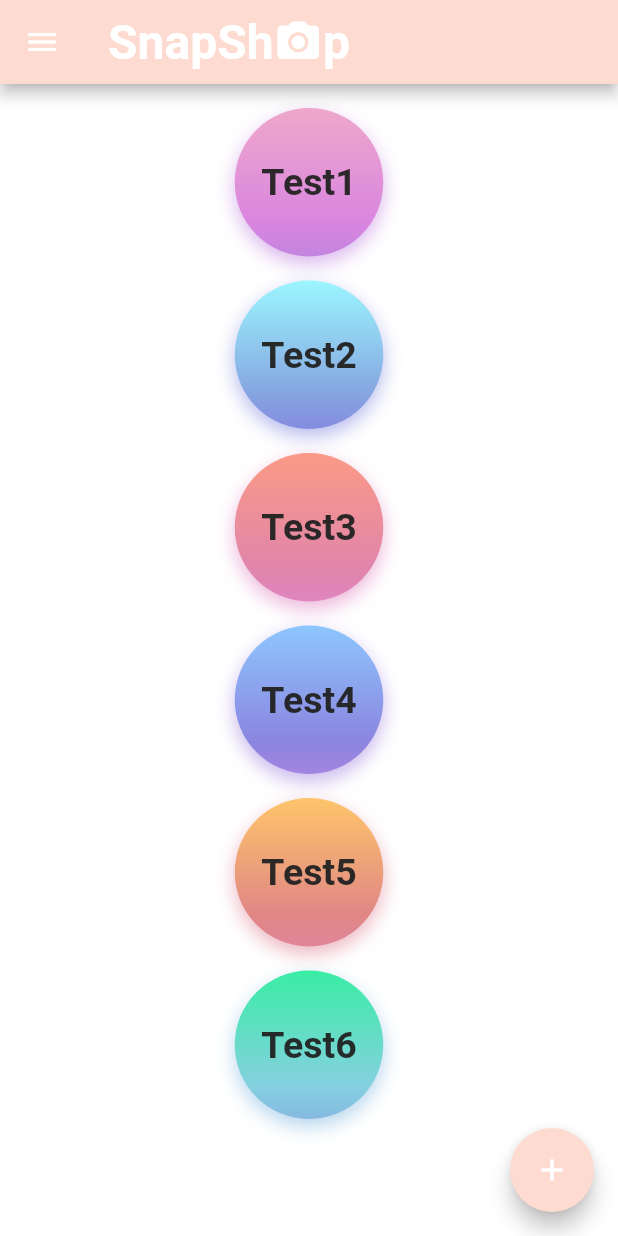
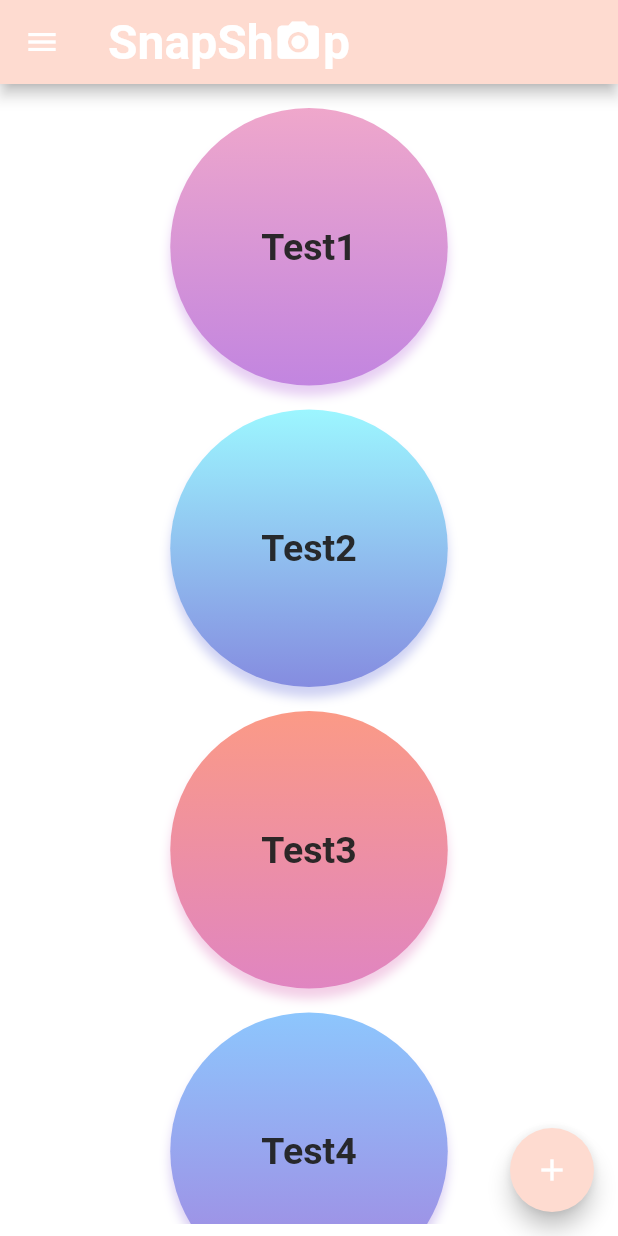
Before and after one commit to defned/snapshop, a Flutter app: the screen it shows after launch, on a phone screen of 412 x 824 dp. Run offline on Flutter 3.47's test engine with Material 2 defaults, Android fonts, the phone set to English and light mode, and no system bars; our stand-ins replace image_picker; missing offline and left inert: mlkit.

```diff
--- a/lib/screens/item/DetailsScreen.dart
+++ b/lib/screens/item/DetailsScreen.dart
@@ -24,9 +24,6 @@ class _DetailScreenState extends State<DetailScreen> {
   Map<VisionText, bool> _currentTextLabels = new Map<VisionText, bool>();
   Map<VisionBarcode, bool> _currentBarcodeLabels =
       new Map<VisionBarcode, bool>();
-
-  //List<VisionText> _currentTextLabels = <VisionText>[];
-  //List<VisionBarcode> _currentBarcodeLabels = <VisionBarcode>[];
 
   @override
   void initState() {
--- a/lib/screens/shoppinglists/ShoppingListsScreen.dart
+++ b/lib/screens/shoppinglists/ShoppingListsScreen.dart
@@ -1,3 +1,5 @@
+import 'dart:math';
+
 import 'package:collection/collection.dart' show lowerBound;
 import 'package:flutter/material.dart';
 import 'package:snapshop/data/ShoppingList.dart';
@@ -168,7 +170,7 @@ class _ShoppingListsScreenState extends State<ShoppingListsScreen> {
           : Padding(
               padding: EdgeInsets.all(8.0),
               child: ListView(children: /*items.map(buildItem).toList() + */
-                  [
+                  <Widget>[
                 //SizedBox(height: 50.0),
                 Padding(
                   padding: const EdgeInsets.all(8.0),
@@ -246,7 +248,7 @@ class _ShoppingListsScreenState extends State<ShoppingListsScreen> {
                       child: Center(
                         child: Padding(
                           padding: const EdgeInsets.all(35.0),
-                          child: new Text(
+                          child: Text(
                             "Test5",
                             style: TextStyle(
                                 fontWeight: FontWeight.bold,
@@ -255,15 +257,16 @@ class _ShoppingListsScreenState extends State<ShoppingListsScreen> {
                           ),
                         ),
                       ),
-                      color: Color(0xFFFEC56A)),
+                      color: Color(0xFFFEC56A),
+                      shape: BoxShape.rectangle),
                 ),
                 Padding(
                   padding: const EdgeInsets.all(8.0),
                   child: buildCandyButton(
                       child: Center(
                         child: Padding(
-                          padding: const EdgeInsets.all(35.0),
-                          child: new Text(
+                          padding: const EdgeInsets.all(105.0),
+                          child: Text(
                             "Test6",
                             style: TextStyle(
                                 fontWeight: FontWeight.bold,
@@ -272,9 +275,15 @@ class _ShoppingListsScreenState extends State<ShoppingListsScreen> {
                           ),
                         ),
                       ),
-                      color: Color(0xFF39EDA4)),
+                      color: Color(0xFF39EDA4),
+                      shape: BoxShape.rectangle,
+                      onTap: () {
+                        print("test");
+                      }),
                 ),
-              ]),
+              ]
+              +
+              buildPalette(100)),
             ),
       floatingActionButton: FloatingActionButton(
         onPressed: () {
@@ -289,14 +298,58 @@ class _ShoppingListsScreenState extends State<ShoppingListsScreen> {
   }
 }
 
+List<Widget> buildPalette(int value) {
+  List<Widget> result = [];
+  var v = value;
+    for( var rStep = 0; rStep < v; rStep++) {
+
+      Random random = new Random();
+      int red = random.nextInt(256);
+      int green = random.nextInt(256);
+      int blue = random.nextInt(256);
+
+      Color mix = Color(0xFFAAFFFF);
+      // mix the color
+      if (mix != null) {
+        red = ((red + mix.red) / 2).round();
+        green = ((green + mix.green) / 2).round();
+        blue = ((blue + mix.blue) / 2).round();
+      }
+
+          result.add(Padding(
+            padding: const EdgeInsets.all(8.0),
+            child: buildCandyButton(
+                child: Center(
+                  child: Padding(
+                    padding: const EdgeInsets.all(5.0),
+                    child: Text(
+                      "Test6",
+                      style: TextStyle(
+                          fontWeight: FontWeight.bold,
+                          fontSize: 25.0,
+                          color: Colors.grey.shade900.withOpacity(0.95)),
+                    ),
+                  ),
+                ),
+                color: Color.fromRGBO(red, green, blue, 1.0),
+                onTap: () {
+                  print("test");
+                }),
+          ));
+    }
+
+    return result;
+  }
+
 Widget buildCandyButton(
     {Widget child,
     Color color,
     BoxShape shape = BoxShape.circle,
     BorderRadiusGeometry borderRadius =
-        const BorderRadius.all(Radius.circular(5.0))}) {
-  bool colorRotationDirectionInverse = 150.0 <= HSLColor.fromColor(color).hue &&
-      HSLColor.fromColor(color).hue <= 250.0;
+        const BorderRadius.all(Radius.circular(10.0)),
+    GestureTapCallback onTap}) {
+  bool colorRotationDirectionInverse = (150.0 <= HSLColor.fromColor(color).hue &&
+      HSLColor.fromColor(color).hue <= 240.0) || (HSLColor.fromColor(color).lightness < 0.6);
 
   Color _darker1 = HSLColor
       .fromColor(color)
@@ -316,30 +369,46 @@ Widget buildCandyButton(
       .withLightness(0.7)
       .toColor();
 
-  return InkWell(
-    onTap: () {},
-    child: Container(
+  return Container(
       decoration: BoxDecoration(
         shape: shape,
         borderRadius: shape == BoxShape.circle ? null : borderRadius,
         gradient: LinearGradient(
           begin: Alignment.topCenter,
           end: Alignment.bottomCenter,
-            stops: [0.0, 0.78, 1.0],
+          stops: [0.0, /*0.78,*/ 1.0],
           colors: [
             color,
-              _darker1,
+            //_darker1,
             _darker2,
           ],
         ),
         boxShadow: [
           BoxShadow(
-                color: _darker2.withOpacity(0.6),
+              color: _darker2.withOpacity(0.4),
               spreadRadius: 0.0,
-                blurRadius: 10.0,
-                offset: Offset(0.0, 5.0)),
+              blurRadius: 5.0,
+              offset: Offset(0.0, 7.0)),
         ],
       ),
-        child: child),
-  );
+      child: new Material(
+          type: MaterialType.transparency,
+          color: Colors.transparent,
+          shape: shape == BoxShape.circle
+              ? CircleBorder()
+              : RoundedRectangleBorder(borderRadius: borderRadius),
+          child: new InkWell(
+              splashColor: _darker2,
+              highlightColor: _darker1,
+              onTap: () {
+                if (onTap != null) onTap();
+              },
+              child: Padding(
+                padding: const EdgeInsets.all(8.0),
+                child: Center(child: Padding(
+                  padding: const EdgeInsets.all(35.0),
+                  child: child
+                  //child: Text("${HSLColor.fromColor(color).lightness}\n${HSLColor.fromColor(_darker2).lightness}\n$colorRotationDirectionInverse", textScaleFactor: 1.5,),
+                )),
+              )/*child*/)));
 }
--- a/pubspec.yaml
+++ b/pubspec.yaml
@@ -14,7 +14,7 @@ dependencies:
     sdk: flutter
 
   #mlkit: ^0.4.1
-  image_picker: ^0.4.1
+  image_picker: ^0.4.5
   path_provider: ^0.4.1
   uuid: ^1.0.0
   mlkit: ^0.5.0
```
Lines whose indentation alone changed are shown as unchanged.
